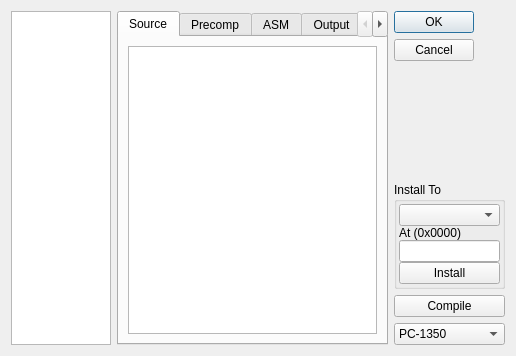
Before: the Qt Designer form ui/dialogide.ui in TheProjecter/pockemul, drawn with Qt 5.
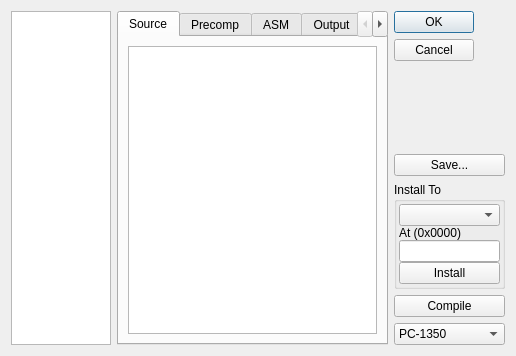
After: the same form once the commit is applied.

Diff of the .ui file:
```diff
--- a/ui/dialogide.ui
+++ b/ui/dialogide.ui
@@ -129,6 +129,13 @@
          </property>
         </widget>
        </item>
+       <item>
+        <widget class="QPushButton" name="savePB">
+         <property name="text">
+          <string>Save...</string>
+         </property>
+        </widget>
+       </item>
        <item>
         <widget class="QGroupBox" name="groupBox">
          <property name="minimumSize">
```
